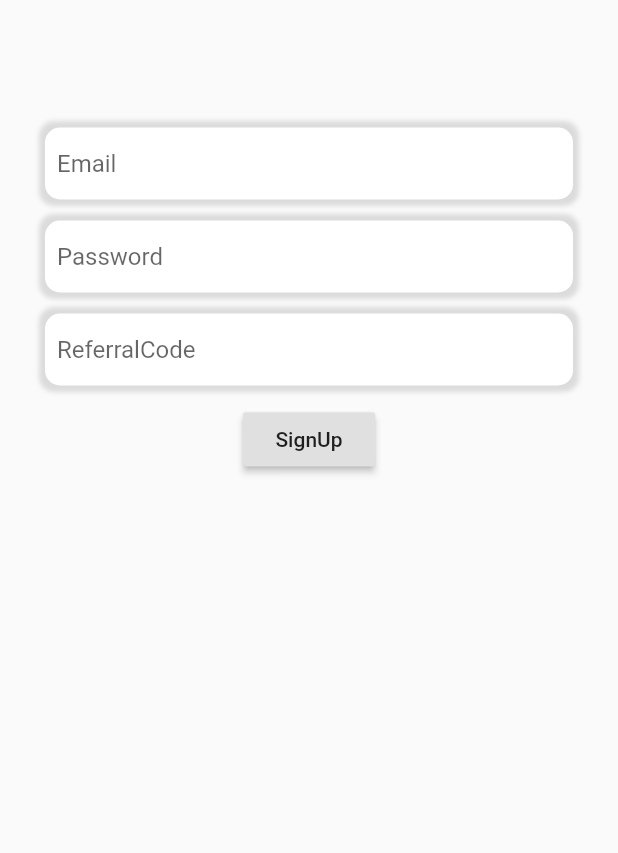
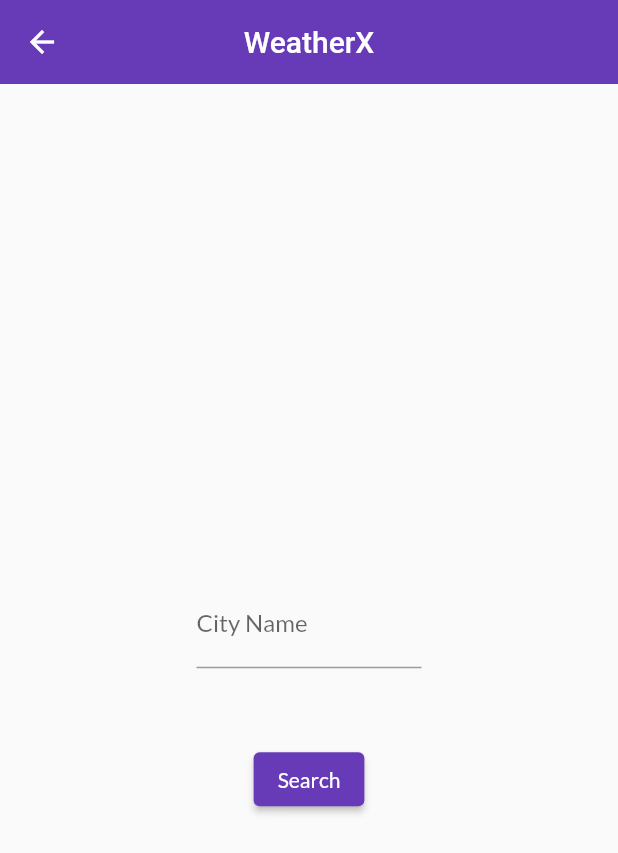
Before and after one commit to Asim-2000/Referral-System-Flutter, a Flutter app: the screen it shows after launch, on a phone screen of 412 x 824 dp. Shown: the top 853 px of the screen. Run offline on Flutter 3.47's test engine with Material 2 defaults, Android fonts, the phone set to English and light mode, and no system bars; our stand-ins replace firebase_core, firebase_dynamic_links, flutter_dotenv, get_it, google_fonts; accounts and stored records are empty.

Commit message:
weatherX app with dynamic links setup

```diff
--- a/lib/image_asset/image_assets.dart
+++ /dev/null
@@ -1,3 +0,0 @@
-class ImageAssets {
-  static final christmas = 'assets/images/christmas.png';
-}
--- a/lib/main.dart
+++ b/lib/main.dart
@@ -4,11 +4,14 @@ import 'package:flutter_tutorials/ui/get_it/get_it_setup.dart';
 import 'package:flutter_tutorials/ui/route/route_generator.dart';
 import 'package:flutter_tutorials/ui/views/auth_view/start_view.dart';
 import 'package:flutter_tutorials/view_models/home_view_model.dart';
+import 'package:flutter_tutorials/theme/theme.dart';
 import 'package:provider/provider.dart';
+import 'package:flutter_dotenv/flutter_dotenv.dart' as DotEnv;
 
-void main() async {
+Future main() async {
   WidgetsFlutterBinding.ensureInitialized();
   await Firebase.initializeApp();
+  await DotEnv.load(fileName: '.env');
   setUpGetIt();
   runApp(MyApp());
 }
@@ -23,6 +26,7 @@ class MyApp extends StatelessWidget {
         ),
       ],
       child: MaterialApp(
+        theme: MyTheme.lightTheme(context),
         navigatorKey: GeneratedRoute.navigatorKey,
         initialRoute: StartView.routeName,
         onGenerateRoute: GeneratedRoute.onGenerate,
--- /dev/null
+++ b/lib/models/weather-mode.dart
@@ -0,0 +1,53 @@
+class WeatherInfo {
+  final String description;
+  final String icon;
+
+  WeatherInfo({this.description, this.icon});
+
+  factory WeatherInfo.fromJson(Map<String, dynamic> json) {
+    final description = json['description'];
+    final icon = json['icon'];
+
+    return WeatherInfo(description: description, icon: icon);
+  }
+}
+
+class TempInfo {
+  final double temp;
+
+  TempInfo({this.temp});
+
+  factory TempInfo.fromJson(Map<String, dynamic> json) {
+    final temp = json['temp'];
+    return TempInfo(temp: temp);
+  }
+}
+
+class WeatherResponse {
+  final String cityName;
+  final int code;
+  final TempInfo tempInfo;
+  final WeatherInfo weatherInfo;
+
+  String get iconUrl {
+    return 'https://openweathermap.org/img/wn/${weatherInfo.icon}@2x.png';
+  }
+
+  WeatherResponse({this.cityName, this.tempInfo, this.weatherInfo, this.code});
+
+  factory WeatherResponse.fromJson(Map<String, dynamic> json) {
+    final code = json['cod'];
+    if (code == 200) {
+      final cityName = json['name'];
+      final tempInfoJson = json['main'];
+      final tempInfo = TempInfo.fromJson(tempInfoJson);
+
+      final weatherInfoJson = json['weather'][0];
+      final weatherInfo = WeatherInfo.fromJson(weatherInfoJson);
+
+      return WeatherResponse(
+          cityName: cityName, tempInfo: tempInfo, weatherInfo: weatherInfo);
+    }
+    return null;
+  }
+}
--- /dev/null
+++ b/lib/services/data-service.dart
@@ -0,0 +1,24 @@
+import 'dart:convert';
+import 'package:flutter_tutorials/models/weather-mode.dart';
+import 'package:flutter_dotenv/flutter_dotenv.dart';
+import "package:http/http.dart" as http;
+
+class DataService {
+  Future<WeatherResponse> getWeather(String city) async {
+    //api.openweathermap.org/data/2.5/weather?q={city name}&appid={API key}
+    final queryParameters = {
+      'q': city,
+      'appid': env['API_KEY'],
+      'units': 'metric'
+    };
+
+    final uri = Uri.https(
+        "api.openweathermap.org", "data/2.5/weather", queryParameters);
+
+    final response = await http.get(uri);
+    print(response.body);
+
+    final json = jsonDecode(response.body);
+    return WeatherResponse.fromJson(json);
+  }
+}
--- a/lib/services/dynamic_link_api.dart
+++ b/lib/services/dynamic_link_api.dart
@@ -1,6 +1,6 @@
 import 'package:firebase_dynamic_links/firebase_dynamic_links.dart';
 import 'package:flutter_tutorials/ui/route/route_generator.dart';
-import 'package:flutter_tutorials/ui/views/auth_view/sign_up.dart';
+import 'package:flutter_tutorials/ui/views/home_view/home-screen.dart';
 
 class DynamicLinksApi {
   final dynamicLink = FirebaseDynamicLinks.instance;
@@ -47,7 +47,7 @@ class DynamicLinksApi {
         print(code.toString());
         if (code != null) {
           GeneratedRoute.navigateTo(
-            SignUpView.routeName,
+            HomeScreen.routeName,
             args: code,
           );
         }
--- /dev/null
+++ b/lib/theme/theme.dart
@@ -0,0 +1,16 @@
+import 'package:flutter/material.dart';
+import 'package:google_fonts/google_fonts.dart';
+
+class MyTheme {
+  static ThemeData lightTheme(BuildContext context) => ThemeData(
+      primarySwatch: Colors.deepPurple,
+      fontFamily: GoogleFonts.lato().fontFamily,
+      appBarTheme: AppBarTheme(
+        elevation: 0.0,
+        iconTheme: IconThemeData(color: Colors.white),
+        textTheme: Theme.of(context).textTheme,
+        centerTitle: true,
+      ));
+
+  static ThemeData darkTheme(BuildContext context) => ThemeData();
+}
--- a/lib/ui/route/route_generator.dart
+++ b/lib/ui/route/route_generator.dart
@@ -1,7 +1,7 @@
 import 'package:flutter/material.dart';
-import 'package:flutter_tutorials/ui/views/auth_view/sign_up.dart';
 import 'package:flutter_tutorials/ui/views/auth_view/start_view.dart';
 import 'package:flutter_tutorials/ui/views/home_view/home_view.dart';
+import 'package:flutter_tutorials/ui/views/home_view/home-screen.dart';
 
 class GeneratedRoute {
   static final GlobalKey<NavigatorState> navigatorKey =
@@ -21,12 +21,12 @@ class GeneratedRoute {
       case StartView.routeName:
         return MaterialPageRoute(builder: (_) => StartView());
         break;
-      case SignUpView.routeName:
+      case HomeScreen.routeName:
         if (arg is String) {
           return MaterialPageRoute(
-              builder: (_) => SignUpView(referrarCode: arg));
+              builder: (_) => HomeScreen(referrarCode: arg));
         }
-        return MaterialPageRoute(builder: (_) => SignUpView());
+        return MaterialPageRoute(builder: (_) => HomeScreen());
 
       case HomeView.routeName:
         return MaterialPageRoute(builder: (_) => HomeView());
--- a/lib/ui/views/auth_view/sign_up.dart
+++ b/lib/ui/views/auth_view/sign_up.dart
@@ -3,16 +3,20 @@ import 'package:flutter_tutorials/ui/route/route_generator.dart';
 import 'package:flutter_tutorials/ui/views/home_view/home_view.dart';
 import 'package:flutter_tutorials/ui/views/widgets/text_fields.dart';
 
-class SignUpView extends StatelessWidget {
-  static const String routeName = '/signUp';
+class SignUpView extends StatefulWidget {
   final String referrarCode;
   SignUpView({Key key, this.referrarCode}) : super(key: key);
 
+  @override
+  _SignUpViewState createState() => _SignUpViewState();
+}
+
+class _SignUpViewState extends State<SignUpView> {
   final TextEditingController referralCodeController = TextEditingController();
 
   @override
   Widget build(BuildContext context) {
-    referralCodeController.text = referrarCode ?? '';
+    referralCodeController.text = widget.referrarCode ?? '';
     return Scaffold(
       body: SingleChildScrollView(
         child: Container(
--- a/lib/ui/views/auth_view/start_view.dart
+++ b/lib/ui/views/auth_view/start_view.dart
@@ -1,6 +1,6 @@
 import 'package:flutter/material.dart';
 import 'package:flutter_tutorials/ui/route/route_generator.dart';
-import 'package:flutter_tutorials/ui/views/auth_view/sign_up.dart';
+import 'package:flutter_tutorials/ui/views/home_view/home-screen.dart';
 
 class StartView extends StatefulWidget {
   static const String routeName = '/start';
@@ -18,7 +18,7 @@ class _StartViewState extends State<StartView> {
 
   _waitThenNavigateToSignUpOrHome() async {
     await Future.delayed(Duration(seconds: 3));
-    GeneratedRoute.navigateTo(SignUpView.routeName);
+    GeneratedRoute.navigateTo(HomeScreen.routeName);
   }
 
   @override
--- /dev/null
+++ b/lib/ui/views/home_view/home-screen.dart
@@ -0,0 +1,73 @@
+import 'package:flutter_tutorials/services/data-service.dart';
+import 'package:flutter_tutorials/models/weather-mode.dart';
+import 'package:flutter/material.dart';
+
+class HomeScreen extends StatefulWidget {
+  final String referrarCode;
+  static const String routeName = '/signUp';
+
+  const HomeScreen({Key key, this.referrarCode}) : super(key: key);
+  @override
+  _HomeScreenState createState() => _HomeScreenState();
+}
+
+class _HomeScreenState extends State<HomeScreen> {
+  final _cityTextController = TextEditingController();
+  final _dataService = DataService();
+  WeatherResponse _response;
+
+  // get referrarCode => this.referrarCode;
+
+  @override
+  Widget build(BuildContext context) {
+    _cityTextController.text = widget.referrarCode ?? '';
+
+    void _search() async {
+      final response = await _dataService.getWeather(_cityTextController.text);
+      setState(() => _response = response);
+    }
+
+    return Scaffold(
+      appBar: AppBar(
+        title: Text(
+          "WeatherX",
+          style: TextStyle(color: Colors.white),
+        ),
+      ),
+      body: Center(
+        child: SingleChildScrollView(
+          child: Column(
+            mainAxisAlignment: MainAxisAlignment.center,
+            children: [
+              if (_response != null)
+                Column(
+                  children: [
+                    Image.network(_response.iconUrl),
+                    Text(
+                      '${_response.tempInfo.temp}°C',
+                      style: TextStyle(fontSize: 40),
+                    ),
+                    Text(_response.weatherInfo.description)
+                  ],
+                ),
+              Padding(
+                padding: const EdgeInsets.symmetric(vertical: 50.0),
+                child: SizedBox(
+                  width: 150,
+                  child: TextField(
+                    decoration: InputDecoration(
+                        hintText: "Enter City", labelText: "City Name"),
+                    controller: _cityTextController,
+                    textAlign: TextAlign.center,
+                  ),
+                ),
+              ),
+              ElevatedButton(onPressed: _search, child: Text("Search"))
+            ],
+          ),
+        ),
+      ),
+      // drawer: MyDrawer(),
+    );
+  }
+}
```
Also changed, not shown: pubspec.yaml (+13 -2 lines), tresh.dart (deleted, +0 -104 lines), assets/images/christmas.png (deleted), assets/images/weather_splash.png (added), pubspec.lock, 14 other files.
